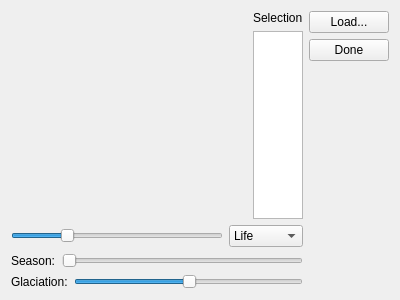
The window that lifeforms.ui (tps12/Tec-Nine) describes before a commit, drawn with Qt 5.
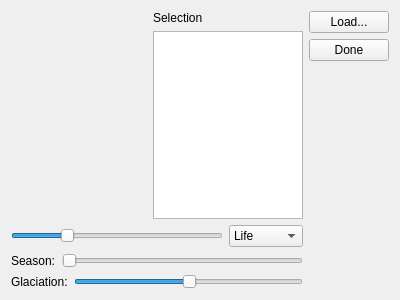
The same window after the commit.

Diff of the .ui file:
```diff
--- a/lifeforms.ui
+++ b/lifeforms.ui
@@ -56,7 +56,7 @@
            </property>
            <property name="minimumSize">
             <size>
-             <width>0</width>
+             <width>150</width>
              <height>0</height>
             </size>
            </property>
```
